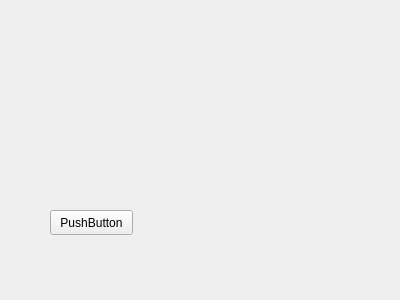
The window that gamingWorkout/semaforo.ui (afonsonf/gamingworkout) describes before a commit, drawn with Qt 5.
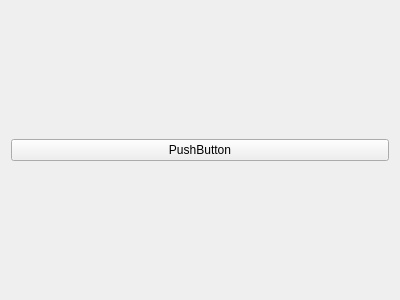
The same window after the commit.

Commit message: mainwindow changing windows

Patch:
```diff
--- a/gamingWorkout/semaforo.ui
+++ b/gamingWorkout/semaforo.ui
@@ -13,19 +13,15 @@
   <property name="windowTitle">
    <string>Form</string>
   </property>
+  <layout class="QVBoxLayout" name="verticalLayout">
+   <item>
   <widget class="QPushButton" name="pushButton">
-   <property name="geometry">
-    <rect>
-     <x>50</x>
-     <y>210</y>
-     <width>83</width>
-     <height>25</height>
-    </rect>
-   </property>
    <property name="text">
     <string>PushButton</string>
    </property>
   </widget>
+   </item>
+  </layout>
  </widget>
  <resources/>
  <connections/>
```
Lines whose indentation alone changed are shown as unchanged. The commit also changes 3 other files.
